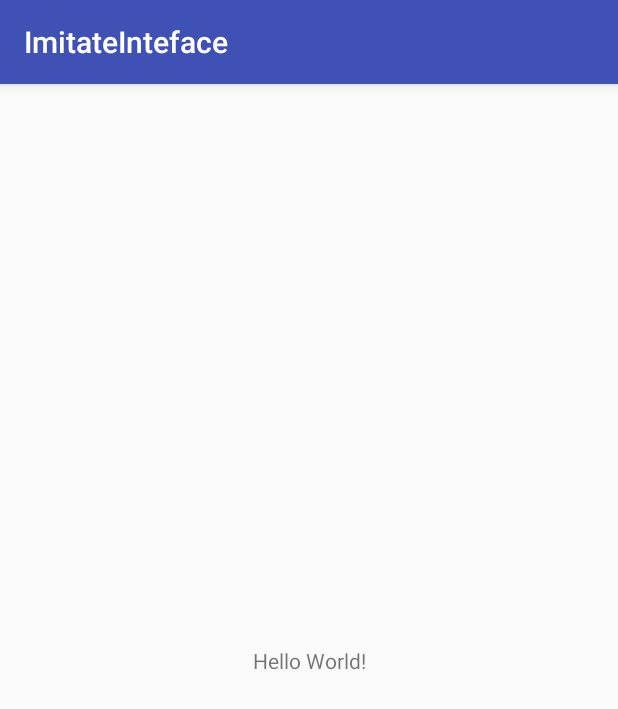
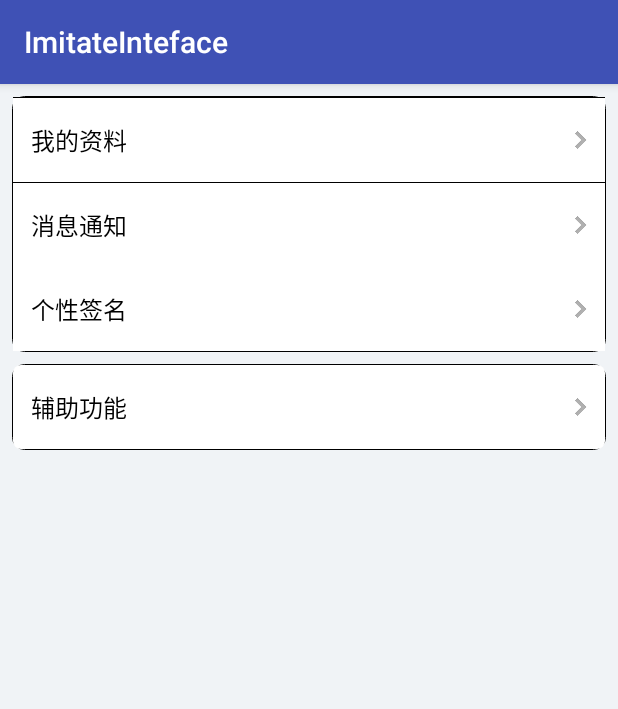
Before and after one commit to MeDeity/ImitateInteface, an Android app: the screen it shows after launch (MainActivity), on a phone screen of 412 x 824 dp. Shown: the top 709 px of the screen. Run offline under Robolectric (Android 15) with nearby library versions, the phone set to English and light mode, and no system bars.

Commit message:
(+)常见用户设置界面 模板

```diff
--- /dev/null
+++ b/app/src/main/res/drawable/bg_layout_shape.xml
@@ -0,0 +1,7 @@
+<?xml version="1.0" encoding="utf-8"?>
+<shape xmlns:android="http://schemas.android.com/apk/res/android" >
+    <corners android:topRightRadius="8dp" android:topLeftRadius="8dp"/>
+    <corners android:radius="8dp"/>
+    <solid android:color="@android:color/white"/>
+    <stroke android:width="1px" android:color="@android:color/black"/>
+</shape>
--- /dev/null
+++ b/app/src/main/res/drawable/bottom_layout_selector.xml
@@ -0,0 +1,5 @@
+<?xml version="1.0" encoding="utf-8"?>
+<selector xmlns:android="http://schemas.android.com/apk/res/android">
+    <item android:state_pressed="true" android:drawable="@drawable/bottom_select"/>
+    <item android:drawable="@drawable/bottom_unselect"/>
+</selector>
--- /dev/null
+++ b/app/src/main/res/drawable/bottom_select.xml
@@ -0,0 +1,5 @@
+<?xml version="1.0" encoding="utf-8"?>
+<shape xmlns:android="http://schemas.android.com/apk/res/android">
+    <corners android:bottomLeftRadius="5dp" android:bottomRightRadius="5dp"/>
+    <solid android:color="@android:color/holo_blue_light"/>
+</shape>
--- /dev/null
+++ b/app/src/main/res/drawable/bottom_unselect.xml
@@ -0,0 +1,5 @@
+<?xml version="1.0" encoding="utf-8"?>
+<shape xmlns:android="http://schemas.android.com/apk/res/android">
+    <corners android:bottomLeftRadius="5dp" android:bottomRightRadius="5dp"/>
+    <solid android:color="@android:color/white"/>
+</shape>
--- /dev/null
+++ b/app/src/main/res/drawable/mid_layout_selector.xml
@@ -0,0 +1,5 @@
+<?xml version="1.0" encoding="utf-8"?>
+<selector xmlns:android="http://schemas.android.com/apk/res/android">
+    <item android:state_pressed="true" android:drawable="@drawable/mid_select"/>
+    <item android:drawable="@drawable/mid_unselect"/>
+</selector>
--- /dev/null
+++ b/app/src/main/res/drawable/mid_select.xml
@@ -0,0 +1,4 @@
+<?xml version="1.0" encoding="utf-8"?>
+<shape xmlns:android="http://schemas.android.com/apk/res/android">
+    <solid android:color="@android:color/holo_blue_light"/>
+</shape>
--- /dev/null
+++ b/app/src/main/res/drawable/mid_unselect.xml
@@ -0,0 +1,4 @@
+<?xml version="1.0" encoding="utf-8"?>
+<shape xmlns:android="http://schemas.android.com/apk/res/android">
+    <solid android:color="@android:color/white"/>
+</shape>
--- /dev/null
+++ b/app/src/main/res/drawable/single_layout_selector.xml
@@ -0,0 +1,5 @@
+<?xml version="1.0" encoding="utf-8"?>
+<selector xmlns:android="http://schemas.android.com/apk/res/android">
+    <item android:state_pressed="true" android:drawable="@drawable/single_select"/>
+    <item android:drawable="@drawable/single_unselect"/>
+</selector>
--- /dev/null
+++ b/app/src/main/res/drawable/single_select.xml
@@ -0,0 +1,5 @@
+<?xml version="1.0" encoding="utf-8"?>
+<shape xmlns:android="http://schemas.android.com/apk/res/android">
+    <corners android:radius="5dp"/>
+    <solid android:color="@android:color/holo_blue_light"/>
+</shape>
--- /dev/null
+++ b/app/src/main/res/drawable/single_unselect.xml
@@ -0,0 +1,5 @@
+<?xml version="1.0" encoding="utf-8"?>
+<shape xmlns:android="http://schemas.android.com/apk/res/android">
+    <corners android:radius="5dp"/>
+    <solid android:color="@android:color/white"/>
+</shape>
--- /dev/null
+++ b/app/src/main/res/drawable/top_layout_selector.xml
@@ -0,0 +1,5 @@
+<?xml version="1.0" encoding="utf-8"?>
+<selector xmlns:android="http://schemas.android.com/apk/res/android">
+    <item android:state_pressed="true" android:drawable="@drawable/top_select"/>
+    <item android:drawable="@drawable/top_unselect"/>
+</selector>
--- /dev/null
+++ b/app/src/main/res/drawable/top_select.xml
@@ -0,0 +1,5 @@
+<?xml version="1.0" encoding="utf-8"?>
+<shape xmlns:android="http://schemas.android.com/apk/res/android">
+    <corners android:topLeftRadius="5dp" android:topRightRadius="5dp"/>
+    <solid android:color="@android:color/holo_blue_light"/>
+</shape>
--- /dev/null
+++ b/app/src/main/res/drawable/top_unselect.xml
@@ -0,0 +1,5 @@
+<?xml version="1.0" encoding="utf-8"?>
+<shape xmlns:android="http://schemas.android.com/apk/res/android">
+    <corners android:topLeftRadius="5dp" android:topRightRadius="5dp"/>
+    <solid android:color="@android:color/white"/>
+</shape>
--- a/app/src/main/res/layout/activity_main.xml
+++ b/app/src/main/res/layout/activity_main.xml
@@ -6,13 +6,6 @@
     android:layout_height="match_parent"
     tools:context="com.deity.imitateinteface.MainActivity">
 
-    <TextView
-        android:layout_width="wrap_content"
-        android:layout_height="wrap_content"
-        android:text="Hello World!"
-        app:layout_constraintBottom_toBottomOf="parent"
-        app:layout_constraintLeft_toLeftOf="parent"
-        app:layout_constraintRight_toRightOf="parent"
-        app:layout_constraintTop_toTopOf="parent" />
+    <include layout="@layout/fragment_personal" />
 
 </android.support.constraint.ConstraintLayout>
--- /dev/null
+++ b/app/src/main/res/layout/fragment_personal.xml
@@ -0,0 +1,61 @@
+<?xml version="1.0" encoding="utf-8"?>
+<LinearLayout xmlns:android="http://schemas.android.com/apk/res/android"
+    android:layout_width="match_parent"
+    android:layout_height="match_parent"
+    android:background="#F0F3F6"
+    android:orientation="vertical">
+
+
+    <LinearLayout style="@style/wrap_layout">
+        <!-- 上圆角-->
+
+        <!-- 分割线 -->
+        <View style="@style/bg_line" />
+        <!-- 无圆角-->
+        <LinearLayout style="@style/mid_layout">
+
+            <TextView
+                style="@style/usertext"
+                android:text="我的资料" />
+
+            <ImageView style="@style/img_arrow" />
+        </LinearLayout>
+
+        <View style="@style/bg_line" />
+        <!-- 下圆角-->
+        <LinearLayout style="@style/bottom_layout">
+
+            <TextView
+                style="@style/usertext"
+                android:text="消息通知" />
+
+            <ImageView style="@style/img_arrow" />
+        </LinearLayout>
+
+        <LinearLayout style="@style/top_layout">
+
+            <TextView
+                style="@style/usertext"
+                android:text="个性签名" />
+
+            <ImageView style="@style/img_arrow" />
+        </LinearLayout>
+
+    </LinearLayout>
+
+
+    <!-- 全圆角-->
+    <LinearLayout style="@style/wrap_layout">
+
+        <LinearLayout style="@style/single_layout">
+
+            <TextView
+                style="@style/usertext"
+                android:text="辅助功能" />
+
+            <ImageView style="@style/img_arrow" />
+        </LinearLayout>
+
+    </LinearLayout>
+
+</LinearLayout>
--- a/app/src/main/res/values/styles.xml
+++ b/app/src/main/res/values/styles.xml
@@ -8,4 +8,74 @@
         <item name="colorAccent">@color/colorAccent</item>
     </style>
 
+    <!-- 最外层样式 -->
+    <style name="wrap_layout">
+        <item name="android:orientation">vertical</item>
+        <item name="android:layout_height">wrap_content</item>
+        <item name="android:layout_width">match_parent</item>
+        <item name="android:layout_marginLeft">8dp</item>
+        <item name="android:layout_marginRight">8dp</item>
+        <item name="android:layout_marginTop">8dp</item>
+        <item name="android:padding">1px</item>
+        <item name="android:background">@drawable/bg_layout_shape</item>
+    </style>
+
+    <!-- textview样式 -->
+    <style name="usertext">
+        <item name="android:textSize">16dp</item>
+        <item name="android:textColor">@android:color/black</item>
+        <item name="android:layout_width">wrap_content</item>
+        <item name="android:layout_height">wrap_content</item>
+        <item name="android:layout_weight">1</item>
+    </style>
+
+
+    <!-- 文本右边箭头样式 -->
+    <style name="img_arrow">
+        <item name="android:layout_width">wrap_content</item>
+        <item name="android:layout_height">wrap_content</item>
+        <item name="android:src">@mipmap/setting_arrow</item>
+    </style>
+
+
+    <!-- view分割线样式 -->
+    <style name="bg_line">
+        <item name="android:layout_width">match_parent</item>
+        <item name="android:layout_height">1px</item>
+        <item name="android:background">@android:color/black</item>
+    </style>
+
+    控件样式
+
+    <!--基础样式-->
+    <style name="base_layout">
+        <item name="android:orientation">horizontal</item>
+        <item name="android:layout_width">match_parent</item>
+        <item name="android:layout_height">wrap_content</item>
+        <item name="android:paddingTop">16dp</item>
+        <item name="android:paddingBottom">16dp</item>
+        <item name="android:paddingLeft">12dp</item>
+        <item name="android:paddingRight">12dp</item>
+        <item name="android:gravity">center_vertical</item>
+        <item name="android:focusable">true</item>
+        <item name="android:clickable">true</item>
+    </style>
+
+    <style name="top_layout" parent="base_layout">
+        <item name="android:background">@drawable/top_layout_selector</item>
+    </style>
+
+    <style name="mid_layout" parent="base_layout">
+        <item name="android:background">@drawable/mid_layout_selector</item>
+    </style>
+
+    <style name="bottom_layout" parent="base_layout">
+        <item name="android:background">@drawable/bottom_layout_selector</item>
+    </style>
+
+    <!-- 全圆角样式 -->
+    <style name="single_layout" parent="base_layout">
+        <item name="android:background">@drawable/single_layout_selector</item>
+    </style>
+
 </resources>
```
Also changed, not shown: app/src/main/res/mipmap-hdpi/setting_arrow.png (added).
